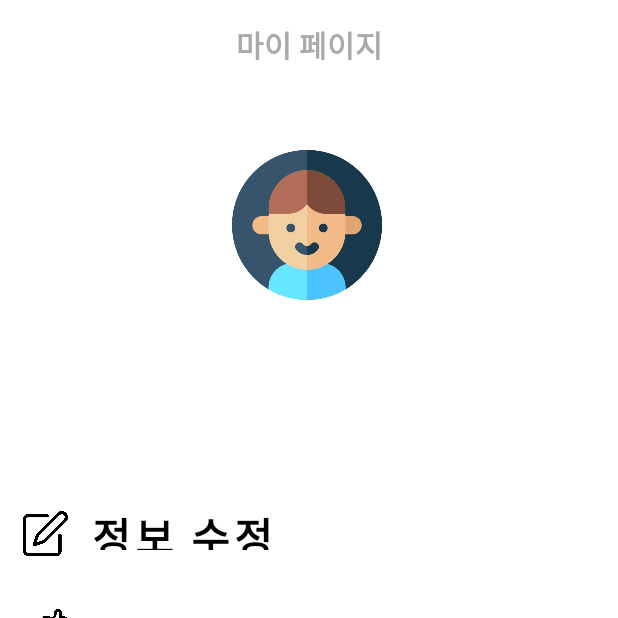
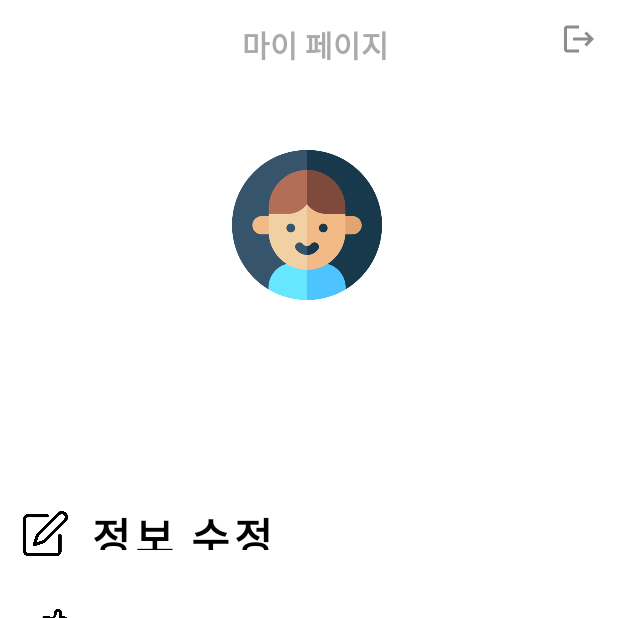
Before and after one commit to ohamin26/kotlin_red_lighthouse, an Android app: the fragment UserInfoActivity placed in its activity, on a phone screen of 412 x 824 dp, the top half of it. Run offline under Robolectric (Android 15) with nearby library versions, the phone set to English and light mode, and no system bars.

Commit message:
로그아웃 추가

```diff
--- a/app/src/main/java/kr/ac/kpu/red_lighthouse/activity/UserInfoActivity.kt
+++ b/app/src/main/java/kr/ac/kpu/red_lighthouse/activity/UserInfoActivity.kt
@@ -1,41 +1,33 @@
 package kr.ac.kpu.red_lighthouse.activity
 
 import android.annotation.SuppressLint
-import android.content.Context
 import android.content.Intent
 import android.os.Bundle
-import android.preference.PreferenceManager
-import android.util.Log
 import android.view.LayoutInflater
 import android.view.View
 import android.view.ViewGroup
 import androidx.fragment.app.Fragment
 import com.google.android.material.bottomnavigation.BottomNavigationView
-import com.google.firebase.auth.FirebaseAuth
-import com.google.firebase.auth.ktx.auth
-import com.google.firebase.firestore.ktx.firestore
-import com.google.firebase.ktx.Firebase
 import kotlinx.coroutines.CoroutineScope
 import kotlinx.coroutines.Dispatchers
 import kotlinx.coroutines.launch
-import kotlinx.coroutines.tasks.await
 import kr.ac.kpu.red_lighthouse.R
-import kr.ac.kpu.red_lighthouse.databinding.ActivityMenuSelectBinding
 import kr.ac.kpu.red_lighthouse.databinding.ActivityUserInfoBinding
 import kr.ac.kpu.red_lighthouse.user.User
 import kr.ac.kpu.red_lighthouse.user.UserDao
 
 
 class UserInfoActivity : Fragment() {
-    @SuppressLint("CommitTransaction")
+    @SuppressLint("CommitTransaction", "CommitPrefEdits")
     override fun onCreateView(
         inflater: LayoutInflater, container: ViewGroup?,
         savedInstanceState: Bundle?
     ): View? {
 
         val binding = ActivityUserInfoBinding.inflate(inflater, container,false)
+        val btnLogOut = binding.btnLogout
         val btnReview = binding.btnReview // 나의 리뷰 페이지 이동
-        val btnEdit = binding.btnEdit // 나의 리뷰 페이지 이동
+        val btnEdit = binding.btnEdit // 정보 수정 페이지 이동
         val btnCs = binding.btnCs         // 고객센터 버튼, 대표 이메일 안내 화면 이동
         val btnInfo = binding.btnInfo     // 앱 정보 화면 이동 버튼
         val btnPolicy = binding.btnPolicy // 개인정보 처리화면 이동 버튼
@@ -43,9 +35,10 @@
         val userName = binding.userName   // 사용자 닉네임 표시 텍스트 뷰
         // LoginActivity.kt에서 지정한 preferences(user)값 가져오기
         val prefs = requireContext().getSharedPreferences("user", 0)
-        val userId = prefs.getString("userId"," ").toString()
+        val edit = prefs.edit()
+        //닉네임 변경 이벤트가 적용안될시 아래 코드 두 줄 주석처리하고 사용하기!
+        /*val userId = prefs.getString("userId"," ").toString()
         val userDao = UserDao()
-
         //데이터베이스에서 user_nickname,user_email값 가져오기 및 출력
         CoroutineScope(Dispatchers.Main).launch {
             var user: User? = User(userId, "", "", "")
@@ -54,7 +47,13 @@
                 userEmail.text = user?.userEmail
                 userName.text = user?.userNickname
             }
-        }
+        }*/
+
+        //이메일, 닉네임 표시
+        //닉네임 변경 시 변경된 닉네임 적용 안될 시 위에 코드 사용!
+        userEmail.text = prefs.getString("userEmail","").toString()
+        userName.text = prefs.getString("userNickname","").toString()
+
 
         //바텀 바 버튼
         val btn = (activity as MenuSelectActivity).findViewById<BottomNavigationView>(R.id.bnv_main)
@@ -64,6 +63,19 @@
             btn.selectedItemId = R.id.third
         }
 
+        // 로그아웃 이벤트
+        btnLogOut.setOnClickListener {
+            edit.clear()
+            edit.apply()
+            val intent = Intent(getActivity(), LoginActivity::class.java)
+            startActivity(intent)
+        }
+
+        // 정보 수정 페이지 이동 이벤트
+        btnEdit.setOnClickListener {
+            val intent = Intent(getActivity(), ChangeInfoActivity::class.java)
+            startActivity(intent)
+        }
         // 고객센터 안내 페이지 이동 이벤트
         btnCs.setOnClickListener {
             val intent = Intent(getActivity(), CsActivity::class.java)
@@ -76,7 +88,7 @@
         }
         // 개인정보 처리 페이지 이동 이벤트
         btnPolicy.setOnClickListener {
-            val intent = Intent(getActivity(), CsActivity::class.java)
+            val intent = Intent(getActivity(), PolicyActivity::class.java)
             startActivity(intent)
         }
         return binding.root
--- /dev/null
+++ b/app/src/main/res/drawable/ic_logout.xml
@@ -0,0 +1,5 @@
+<vector android:autoMirrored="true" android:height="24dp"
+    android:tint="#8c8c8c" android:viewportHeight="24"
+    android:viewportWidth="24" android:width="24dp" xmlns:android="http://schemas.android.com/apk/res/android">
+    <path android:fillColor="@android:color/white" android:pathData="M17,7l-1.41,1.41L18.17,11H8v2h10.17l-2.58,2.58L17,17l5,-5zM4,5h8V3H4c-1.1,0 -2,0.9 -2,2v14c0,1.1 0.9,2 2,2h8v-2H4V5z"/>
+</vector>
--- a/app/src/main/res/layout/activity_user_info.xml
+++ b/app/src/main/res/layout/activity_user_info.xml
@@ -33,7 +33,16 @@
                     android:textSize="20dp"
                     android:text="마이 페이지"
                     android:textStyle="bold"
-                    android:textColor="@android:color/darker_gray"/>
+                    android:textColor="@android:color/darker_gray"
+                    android:layout_marginLeft="60dp"/>
+                <!-- 로그아웃 버튼 -->
+                <ImageButton
+                    android:id="@+id/btn_logout"
+                    android:layout_width="40dp"
+                    android:layout_height="40dp"
+                    android:background="?attr/selectableItemBackgroundBorderless"
+                    android:src="@drawable/ic_logout"
+                    android:layout_margin="6dp"/>
 
             </LinearLayout>
 
```
